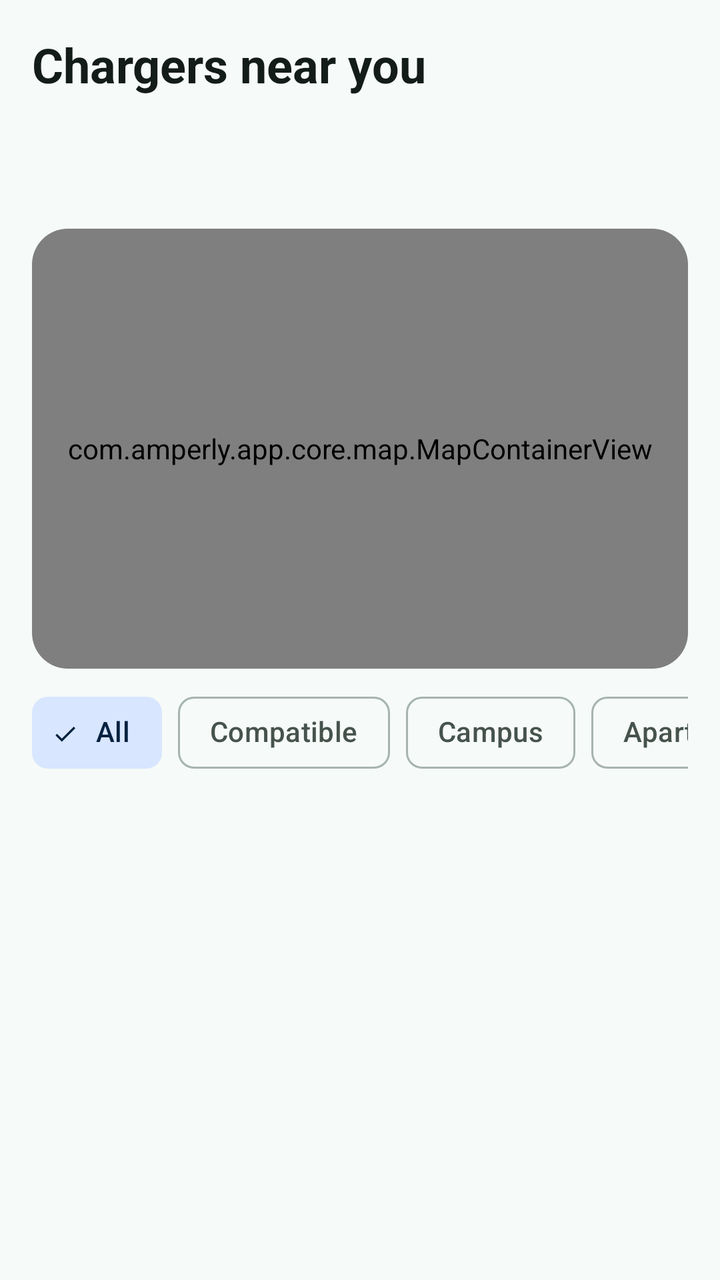
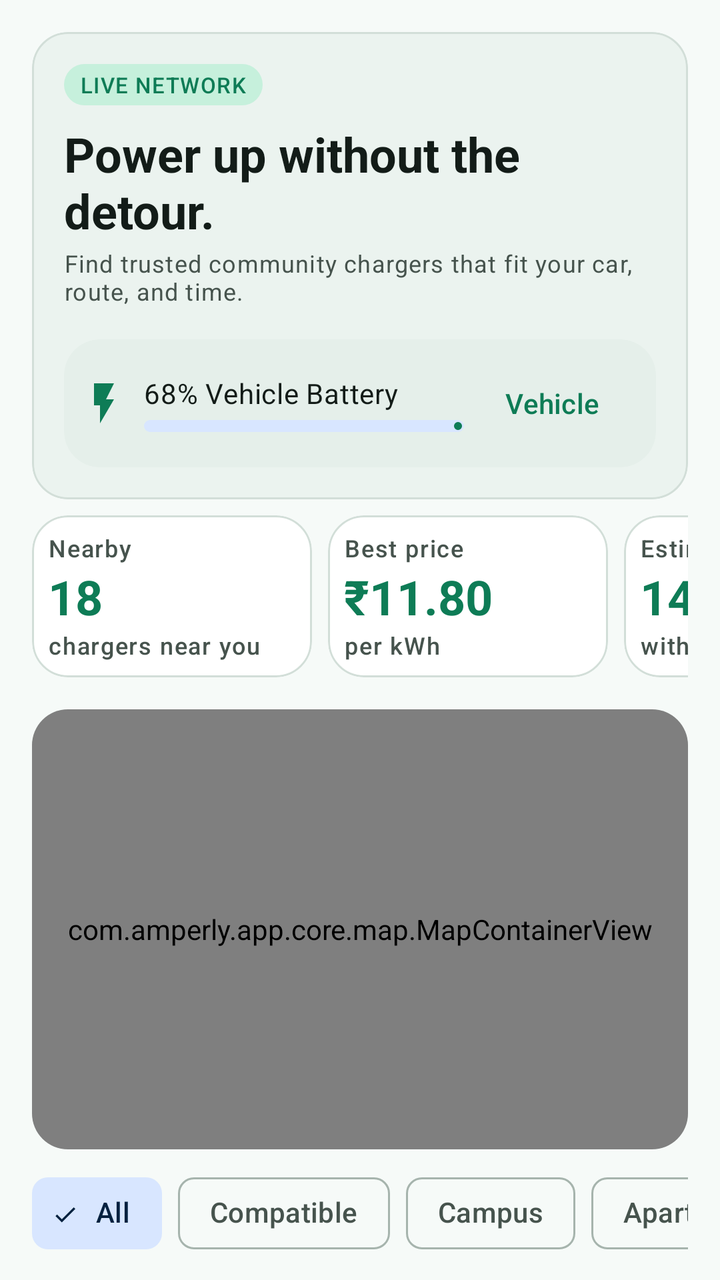

Compare the two renders of this Android layout. The source of the first and the diff that turns it into the second are given below.
<!-- AndroidManifest.xml: application theme Theme.Amperly -->
<!-- res/layout/fragment_charger_discovery.xml -->
<?xml version="1.0" encoding="utf-8"?>
<androidx.core.widget.NestedScrollView xmlns:android="http://schemas.android.com/apk/res/android"
    xmlns:app="http://schemas.android.com/apk/res-auto"
    android:layout_width="match_parent"
    android:layout_height="match_parent"
    android:fillViewport="true">

    <LinearLayout
        android:layout_width="match_parent"
        android:layout_height="wrap_content"
        android:orientation="vertical"
        android:paddingBottom="@dimen/amp_space_xl">

        <LinearLayout
            android:layout_width="match_parent"
            android:layout_height="wrap_content"
            android:orientation="vertical"
            android:paddingHorizontal="@dimen/amp_screen_padding"
            android:paddingTop="@dimen/amp_space_m">

            <TextView
                android:layout_width="match_parent"
                android:layout_height="wrap_content"
                android:text="@string/discovery_title"
                android:textAppearance="@style/TextAppearance.Amperly.ScreenTitle" />

            
            <TextView
                android:id="@+id/discoveryContextText"
                android:layout_width="match_parent"
                android:layout_height="wrap_content"
                android:layout_marginTop="@dimen/amp_space_xs"
                android:textAppearance="@style/TextAppearance.Amperly.Body" />

            <TextView
                android:id="@+id/resultCountText"
                android:layout_width="match_parent"
                android:layout_height="wrap_content"
                android:layout_marginTop="@dimen/amp_space_s"
                android:textAppearance="@style/TextAppearance.Amperly.BodyStrong" />
        </LinearLayout>

        <com.google.android.material.card.MaterialCardView
            style="@style/Widget.Amperly.Card.Map"
            android:layout_width="match_parent"
            android:layout_height="@dimen/amp_map_panel_height"
            android:layout_marginHorizontal="@dimen/amp_screen_padding"
            android:layout_marginTop="@dimen/amp_space_m">

            <com.amperly.app.core.map.MapContainerView
                android:id="@+id/mapContainer"
                android:layout_width="match_parent"
                android:layout_height="match_parent" />
        </com.google.android.material.card.MaterialCardView>

        <HorizontalScrollView
            android:layout_width="match_parent"
            android:layout_height="wrap_content"
            android:layout_marginTop="@dimen/amp_space_s"
            android:paddingHorizontal="@dimen/amp_screen_padding"
            android:scrollbars="none">

            <com.google.android.material.chip.ChipGroup
                android:id="@+id/filterChipGroup"
                android:layout_width="wrap_content"
                android:layout_height="wrap_content"
                app:singleLine="true"
                app:singleSelection="true">

                <com.google.android.material.chip.Chip
                    android:id="@+id/filterAllChip"
                    style="@style/Widget.Amperly.Chip"
                    android:layout_width="wrap_content"
                    android:layout_height="wrap_content"
                    android:checked="true"
                    android:text="@string/filter_all" />

                <com.google.android.material.chip.Chip
                    android:id="@+id/filterCompatibleChip"
                    style="@style/Widget.Amperly.Chip"
                    android:layout_width="wrap_content"
                    android:layout_height="wrap_content"
                    android:text="@string/filter_compatible" />

                <com.google.android.material.chip.Chip
                    android:id="@+id/filterCampusChip"
                    style="@style/Widget.Amperly.Chip"
                    android:layout_width="wrap_content"
                    android:layout_height="wrap_content"
                    android:text="@string/filter_campus" />

                <com.google.android.material.chip.Chip
                    android:id="@+id/filterApartmentChip"
                    style="@style/Widget.Amperly.Chip"
                    android:layout_width="wrap_content"
                    android:layout_height="wrap_content"
                    android:text="@string/filter_apartment" />

                <com.google.android.material.chip.Chip
                    android:id="@+id/filterDcChip"
                    style="@style/Widget.Amperly.Chip"
                    android:layout_width="wrap_content"
                    android:layout_height="wrap_content"
                    android:text="@string/filter_dc_fast" />

                <com.google.android.material.chip.Chip
                    android:id="@+id/filterVerifiedMeterChip"
                    style="@style/Widget.Amperly.Chip"
                    android:layout_width="wrap_content"
                    android:layout_height="wrap_content"
                    android:text="@string/filter_verified_only" />
            </com.google.android.material.chip.ChipGroup>
        </HorizontalScrollView>

        
        <LinearLayout
            android:id="@+id/emptyStateContainer"
            android:layout_width="match_parent"
            android:layout_height="wrap_content"
            android:layout_margin="@dimen/amp_screen_padding"
            android:orientation="vertical"
            android:visibility="gone">

            <TextView
                android:id="@+id/emptyStateText"
                style="@style/Widget.Amperly.Notice.Info"
                android:layout_width="match_parent"
                android:layout_height="wrap_content"
                android:text="@string/discovery_empty" />

            <com.google.android.material.button.MaterialButton
                android:id="@+id/emptyStateActionButton"
                style="@style/Widget.Amperly.Button.Tonal"
                android:layout_width="wrap_content"
                android:layout_height="wrap_content"
                android:layout_gravity="end"
                android:layout_marginTop="@dimen/amp_space_s"
                android:text="@string/discovery_empty_action"
                android:visibility="gone" />
        </LinearLayout>

        <androidx.recyclerview.widget.RecyclerView
            android:id="@+id/stationsRecyclerView"
            android:layout_width="match_parent"
            android:layout_height="wrap_content"
            android:clipToPadding="false"
            android:nestedScrollingEnabled="false"
            android:paddingHorizontal="@dimen/amp_space_s"
            android:paddingTop="@dimen/amp_space_xs" />
    </LinearLayout>
</androidx.core.widget.NestedScrollView>
<!-- resources referenced by this layout -->
<resources>
  <dimen name="amp_map_panel_height">220dp</dimen>
  <dimen name="amp_screen_padding">16dp</dimen>
  <dimen name="amp_space_m">16dp</dimen>
  <dimen name="amp_space_s">8dp</dimen>
  <dimen name="amp_space_xl">32dp</dimen>
  <dimen name="amp_space_xs">4dp</dimen>
  <string name="discovery_title">Chargers near you</string>
  <string name="filter_all">All</string>
  <string name="filter_apartment">Apartment</string>
  <string name="filter_campus">Campus</string>
  <string name="filter_compatible">Compatible</string>
  <string name="filter_dc_fast">DC fast</string>
  <dimen name="amp_touch_target">48dp</dimen>
  <dimen name="amp_card_radius">18dp</dimen>
  <color name="amp_primary">#0E7C56</color>
  <color name="white">#FFFFFFFF</color>
  <color name="amp_primary_container">#C6F0DC</color>
  <color name="amp_on_primary_container">#04301F</color>
  <color name="amp_primary_light">#3FA37C</color>
  <color name="amp_secondary">#1B6FE3</color>
  <color name="amp_secondary_container">#D8E6FF</color>
  <color name="amp_on_secondary_container">#04213F</color>
  <color name="amp_tertiary">#8A4E00</color>
  <color name="amp_tertiary_container">#FFE1BA</color>
  <color name="amp_on_tertiary_container">#2E1500</color>
  <color name="amp_error">#BA1A1A</color>
  <color name="amp_error_container">#FFDAD6</color>
  <color name="amp_on_error_container">#410E0B</color>
  <color name="amp_surface">#F6FAF8</color>
  <color name="amp_surface_container_low">#F1F7F4</color>
  <color name="amp_surface_container">#EBF3EF</color>
  <color name="amp_surface_container_high">#E5EFEA</color>
  <color name="amp_surface_variant">#DCE5E0</color>
  <color name="amp_on_surface">#131C18</color>
  <color name="amp_on_surface_variant">#46534D</color>
  <color name="amp_outline">#A6B4AD</color>
  <color name="amp_outline_variant">#D2DED8</color>
  <dimen name="amp_card_elevation">0dp</dimen>
  <!-- unchanged entries left out for length: 21 -->
</resources>

<!-- the commit's change to res/layout/fragment_charger_discovery.xml (unified diff, before → after) -->
@@ -11,35 +11,233 @@
         android:orientation="vertical"
         android:paddingBottom="@dimen/amp_space_xl">
 
-        <LinearLayout
-            android:layout_width="match_parent"
-            android:layout_height="wrap_content"
-            android:orientation="vertical"
+        
+        <com.google.android.material.card.MaterialCardView
+            style="@style/Widget.Amperly.Card"
+            android:layout_width="match_parent"
+            android:layout_height="wrap_content"
+            android:layout_marginHorizontal="@dimen/amp_screen_padding"
+            android:layout_marginTop="@dimen/amp_space_m"
+            app:cardBackgroundColor="?attr/colorSurfaceContainer">
+
+            <LinearLayout
+                android:layout_width="match_parent"
+                android:layout_height="wrap_content"
+                android:orientation="vertical"
+                android:padding="@dimen/amp_space_m">
+
+                <LinearLayout
+                    android:layout_width="match_parent"
+                    android:layout_height="wrap_content"
+                    android:gravity="center_vertical"
+                    android:orientation="horizontal">
+
+                    <TextView
+                        style="@style/Widget.Amperly.Badge"
+                        android:layout_width="wrap_content"
+                        android:layout_height="wrap_content"
+                        android:background="@drawable/bg_badge"
+                        android:text="LIVE NETWORK"
+                        android:textColor="?attr/colorPrimary" />
+
+                    <TextView
+                        android:id="@+id/discoveryContextText"
+                        android:layout_width="0dp"
+                        android:layout_height="wrap_content"
+                        android:layout_marginStart="@dimen/amp_space_s"
+                        android:layout_weight="1"
+                        android:ellipsize="end"
+                        android:maxLines="1"
+                        android:textAppearance="@style/TextAppearance.Amperly.Label" />
+                </LinearLayout>
+
+                <TextView
+                    android:layout_width="match_parent"
+                    android:layout_height="wrap_content"
+                    android:layout_marginTop="@dimen/amp_space_s"
+                    android:text="Power up without the detour."
+                    android:textAppearance="@style/TextAppearance.Amperly.ScreenTitle" />
+
+                <TextView
+                    android:layout_width="match_parent"
+                    android:layout_height="wrap_content"
+                    android:layout_marginTop="2dp"
+                    android:text="Find trusted community chargers that fit your car, route, and time."
+                    android:textAppearance="@style/TextAppearance.Amperly.BodySmall" />
+
+                
+                <com.google.android.material.card.MaterialCardView
+                    style="@style/Widget.Amperly.Card"
+                    android:layout_width="match_parent"
+                    android:layout_height="wrap_content"
+                    android:layout_marginTop="@dimen/amp_space_m"
+                    app:cardBackgroundColor="?attr/colorSurfaceContainerHigh"
+                    app:strokeWidth="0dp">
+
+                    <LinearLayout
+                        android:layout_width="match_parent"
+                        android:layout_height="wrap_content"
+                        android:gravity="center_vertical"
+                        android:orientation="horizontal"
+                        android:padding="@dimen/amp_space_s">
+
+                        <ImageView
+                            android:layout_width="24dp"
+                            android:layout_height="24dp"
+                            android:contentDescription="@null"
+                            android:src="@drawable/ic_session"
+                            app:tint="?attr/colorPrimary" />
+
+                        <LinearLayout
+                            android:layout_width="0dp"
+                            android:layout_height="wrap_content"
+                            android:layout_marginStart="@dimen/amp_space_s"
+                            android:layout_weight="1"
+                            android:orientation="vertical">
+
+                            <TextView
+                                android:id="@+id/heroBatteryText"
+                                android:layout_width="wrap_content"
+                                android:layout_height="wrap_content"
+                                android:text="68% Vehicle Battery"
+                                android:textAppearance="@style/TextAppearance.Amperly.BodyStrong" />
+
+                            <com.google.android.material.progressindicator.LinearProgressIndicator
+                                android:id="@+id/heroBatteryProgress"
+                                android:layout_width="match_parent"
+                                android:layout_height="wrap_content"
+                                android:layout_marginTop="4dp"
+                                android:progress="68"
+                                app:trackCornerRadius="4dp"
+                                app:trackThickness="6dp" />
+                        </LinearLayout>
+
+                        <com.google.android.material.button.MaterialButton
+                            android:id="@+id/updateVehicleButton"
+                            style="@style/Widget.Amperly.Button.Text"
+                            android:layout_width="wrap_content"
+                            android:layout_height="wrap_content"
+                            android:text="Vehicle" />
+                    </LinearLayout>
+                </com.google.android.material.card.MaterialCardView>
+            </LinearLayout>
+        </com.google.android.material.card.MaterialCardView>
+
+        
+        <HorizontalScrollView
+            android:layout_width="match_parent"
+            android:layout_height="wrap_content"
+            android:layout_marginTop="@dimen/amp_space_s"
             android:paddingHorizontal="@dimen/amp_screen_padding"
-            android:paddingTop="@dimen/amp_space_m">
-
-            <TextView
-                android:layout_width="match_parent"
-                android:layout_height="wrap_content"
-                android:text="@string/discovery_title"
-                android:textAppearance="@style/TextAppearance.Amperly.ScreenTitle" />
-
-            
-            <TextView
-                android:id="@+id/discoveryContextText"
-                android:layout_width="match_parent"
-                android:layout_height="wrap_content"
-                android:layout_marginTop="@dimen/amp_space_xs"
-                android:textAppearance="@style/TextAppearance.Amperly.Body" />
-
-            <TextView
-                android:id="@+id/resultCountText"
-                android:layout_width="match_parent"
-                android:layout_height="wrap_content"
-                android:layout_marginTop="@dimen/amp_space_s"
-                android:textAppearance="@style/TextAppearance.Amperly.BodyStrong" />
-        </LinearLayout>
-
+            android:scrollbars="none">
+
+            <LinearLayout
+                android:layout_width="wrap_content"
+                android:layout_height="wrap_content"
+                android:orientation="horizontal">
+
+                <com.google.android.material.card.MaterialCardView
+                    style="@style/Widget.Amperly.Card"
+                    android:layout_width="140dp"
+                    android:layout_height="wrap_content"
+                    android:layout_marginEnd="@dimen/amp_space_s">
+
+                    <LinearLayout
+                        android:layout_width="match_parent"
+                        android:layout_height="wrap_content"
+                        android:orientation="vertical"
+                        android:padding="@dimen/amp_space_s">
+
+                        <TextView
+                            android:layout_width="wrap_content"
+                            android:layout_height="wrap_content"
+                            android:text="Nearby"
+                            android:textAppearance="@style/TextAppearance.Amperly.Label" />
+
+                        <TextView
+                            android:id="@+id/statNearbyCountText"
+                            android:layout_width="wrap_content"
+                            android:layout_height="wrap_content"
+                            android:text="18"
+                            android:textAppearance="@style/TextAppearance.Amperly.Metric" />
+
+                        <TextView
+                            android:id="@+id/statNearbyMetaText"
+                            android:layout_width="wrap_content"
+                            android:layout_height="wrap_content"
+                            android:text="chargers near you"
+                            android:textAppearance="@style/TextAppearance.Amperly.Label" />
+                    </LinearLayout>
+                </com.google.android.material.card.MaterialCardView>
+
+                <com.google.android.material.card.MaterialCardView
+                    style="@style/Widget.Amperly.Card"
+                    android:layout_width="140dp"
+                    android:layout_height="wrap_content"
+                    android:layout_marginEnd="@dimen/amp_space_s">
+
+                    <LinearLayout
+                        android:layout_width="match_parent"
+                        android:layout_height="wrap_content"
+                        android:orientation="vertical"
+                        android:padding="@dimen/amp_space_s">
+
+                        <TextView
+                            android:layout_width="wrap_content"
+                            android:layout_height="wrap_content"
+                            android:text="Best price"
+                            android:textAppearance="@style/TextAppearance.Amperly.Label" />
+
+                        <TextView
+                            android:id="@+id/statBestPriceText"
+                            android:layout_width="wrap_content"
+                            android:layout_height="wrap_content"
+                            android:text="₹11.80"
+                            android:textAppearance="@style/TextAppearance.Amperly.Metric" />
+
+                        <TextView
+                            android:layout_width="wrap_content"
+                            android:layout_height="wrap_content"
+                            android:text="per kWh"
+                            android:textAppearance="@style/TextAppearance.Amperly.Label" />
+                    </LinearLayout>
+                </com.google.android.material.card.MaterialCardView>
+
+                <com.google.android.material.card.MaterialCardView
+                    style="@style/Widget.Amperly.Card"
+                    android:layout_width="140dp"
+                    android:layout_height="wrap_content">
+
+                    <LinearLayout
+                        android:layout_width="match_parent"
+                        android:layout_height="wrap_content"
+                        android:orientation="vertical"
+                        android:padding="@dimen/amp_space_s">
+
+                        <TextView
+                            android:layout_width="wrap_content"
+                            android:layout_height="wrap_content"
+                            android:text="Estimated range"
+                            android:textAppearance="@style/TextAppearance.Amperly.Label" />
+
+                        <TextView
+                            android:id="@+id/statRangeText"
+                            android:layout_width="wrap_content"
+                            android:layout_height="wrap_content"
+                            android:text="142 km"
+                            android:textAppearance="@style/TextAppearance.Amperly.Metric" />
+
+                        <TextView
+                            android:layout_width="wrap_content"
+                            android:layout_height="wrap_content"
+                            android:text="with 10% reserve"
+                            android:textAppearance="@style/TextAppearance.Amperly.Label" />
+                    </LinearLayout>
+                </com.google.android.material.card.MaterialCardView>
+            </LinearLayout>
+        </HorizontalScrollView>
+
+        
         <com.google.android.material.card.MaterialCardView
             style="@style/Widget.Amperly.Card.Map"
             android:layout_width="match_parent"
@@ -53,6 +251,7 @@
                 android:layout_height="match_parent" />
         </com.google.android.material.card.MaterialCardView>
 
+        
         <HorizontalScrollView
             android:layout_width="match_parent"
             android:layout_height="wrap_content"
@@ -111,6 +310,14 @@
                     android:text="@string/filter_verified_only" />
             </com.google.android.material.chip.ChipGroup>
         </HorizontalScrollView>
+
+        <TextView
+            android:id="@+id/resultCountText"
+            android:layout_width="match_parent"
+            android:layout_height="wrap_content"
+            android:layout_marginHorizontal="@dimen/amp_screen_padding"
+            android:layout_marginTop="@dimen/amp_space_xs"
+            android:textAppearance="@style/TextAppearance.Amperly.BodyStrong" />
 
         
         <LinearLayout
@@ -139,6 +346,7 @@
                 android:visibility="gone" />
         </LinearLayout>
 
+        
         <androidx.recyclerview.widget.RecyclerView
             android:id="@+id/stationsRecyclerView"
             android:layout_width="match_parent"
<!-- resource entries referenced after the edit -->
@@ -6,12 +6,55 @@
   <dimen name="amp_space_s">8dp</dimen>
   <dimen name="amp_space_xl">32dp</dimen>
   <dimen name="amp_space_xs">4dp</dimen>
-  <string name="discovery_title">Chargers near you</string>
+  <!-- drawable bg_badge (drawable) -->
+  <?xml version="1.0" encoding="utf-8"?>
+  <shape xmlns:android="http://schemas.android.com/apk/res/android"
+      android:shape="rectangle">
+      <solid android:color="@color/amp_badge_bg" />
+      <corners android:radius="100dp" />
+  </shape>
+  <!-- drawable ic_session (drawable) -->
+  <vector xmlns:android="http://schemas.android.com/apk/res/android"
+      android:width="24dp"
+      android:height="24dp"
+      android:viewportWidth="24"
+      android:viewportHeight="24">
+      <path
+          android:fillColor="#FF000000"
+          android:pathData="M7,2v11h3v9l7,-12h-4l4,-8z" />
+  </vector>
   <string name="filter_all">All</string>
   <string name="filter_apartment">Apartment</string>
   <string name="filter_campus">Campus</string>
   <string name="filter_compatible">Compatible</string>
   <string name="filter_dc_fast">DC fast</string>
+  <style name="TextAppearance.Amperly.BodySmall" parent="TextAppearance.Material3.BodySmall">
+          <item name="android:textColor">?attr/colorOnSurfaceVariant</item>
+      </style>
+  <style name="TextAppearance.Amperly.Label" parent="TextAppearance.Material3.LabelMedium">
+          <item name="android:textColor">?attr/colorOnSurfaceVariant</item>
+          <item name="android:letterSpacing">0.05</item>
+      </style>
+  <style name="TextAppearance.Amperly.Metric" parent="TextAppearance.Material3.HeadlineSmall">
+          <item name="android:textColor">?attr/colorPrimary</item>
+          <item name="android:textStyle">bold</item>
+      </style>
+  <style name="Widget.Amperly.Badge" parent="">
+          <item name="android:background">@drawable/bg_badge</item>
+          <item name="android:textColor">@color/amp_badge_text</item>
+          <item name="android:textAppearance">@style/TextAppearance.Material3.LabelSmall</item>
+          <item name="android:paddingStart">@dimen/amp_space_s</item>
+          <item name="android:paddingEnd">@dimen/amp_space_s</item>
+          <item name="android:paddingTop">3dp</item>
+          <item name="android:paddingBottom">3dp</item>
+          <item name="android:maxLines">1</item>
+      </style>
+  <style name="Widget.Amperly.Button.Text" parent="Widget.Material3.Button.TextButton">
+          <item name="android:minHeight">@dimen/amp_touch_target</item>
+          <item name="android:textAllCaps">false</item>
+      </style>
+  <color name="amp_badge_bg">#C6F0DC</color>
+  <color name="amp_badge_text">#04301F</color>
   <dimen name="amp_touch_target">48dp</dimen>
   <dimen name="amp_card_radius">18dp</dimen>
   <color name="amp_primary">#0E7C56</color>
